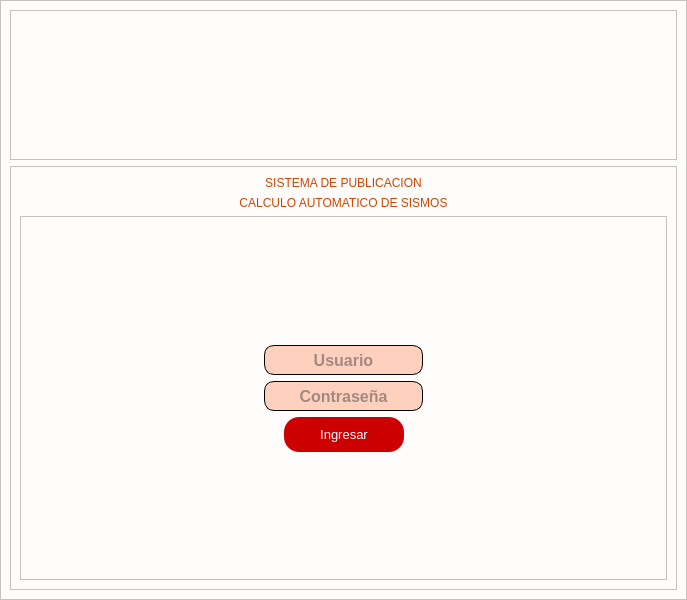
This is Login.ui in adrianelca16/ReporteAutomatico as Qt 5 draws it before an edit. The edited form follows.
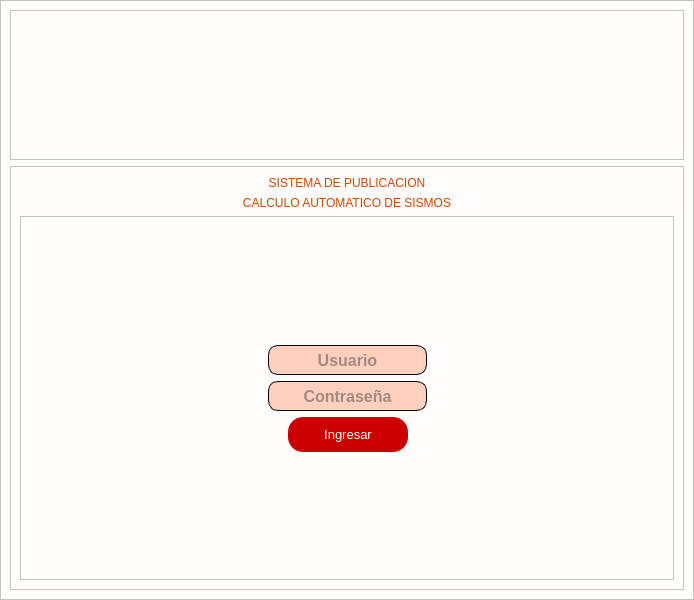
This is the edited form. Icons and pictures are not drawn.

The edit to the form file:
```diff
--- a/Login.ui
+++ b/Login.ui
@@ -9,7 +9,7 @@
    <rect>
     <x>0</x>
     <y>0</y>
-    <width>687</width>
+    <width>694</width>
     <height>600</height>
    </rect>
   </property>
```
